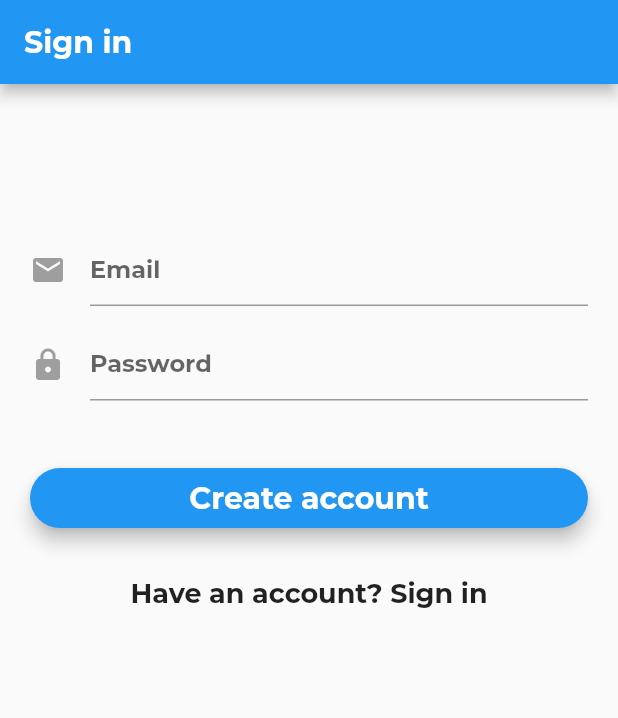
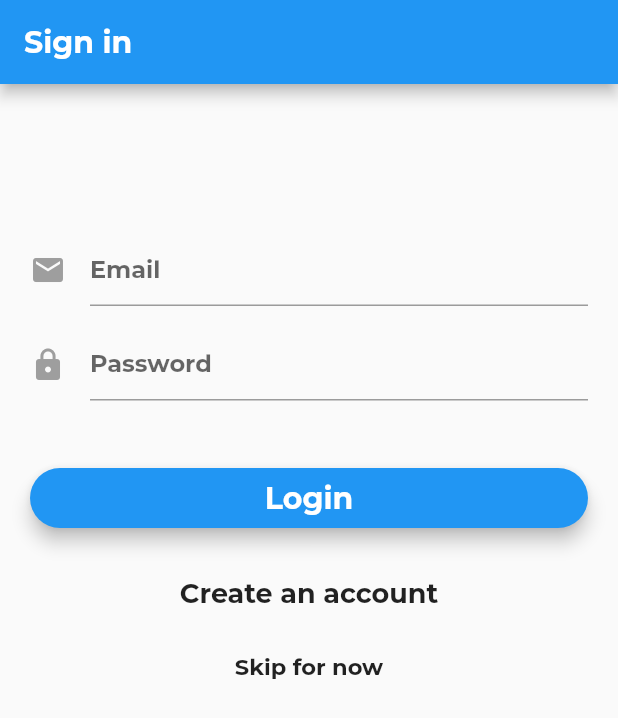
Before and after one commit to ExtraE113/bowie, a Flutter app: the screen it shows after launch, on a phone screen of 412 x 824 dp. Shown: the top 718 px of the screen. Run offline on Flutter 3.47's test engine with Material 2 defaults, Android fonts, the phone set to English and light mode, and no system bars; our stand-ins replace email_validator, firebase_auth, webview_flutter; missing offline and left inert: square_in_app_payments; accounts and stored records are empty.

Commit message:
I should have committed a while ago, but... anyway, lots of changes, mostly do do with structure for sign in and square

```diff
--- a/lib/main.dart
+++ b/lib/main.dart
@@ -1,11 +1,16 @@
+import 'package:bowie/screens/direct_home_page.dart';
+import 'package:bowie/screens/on_board/authenticate.dart';
 import 'package:bowie/services/auth.dart';
 import 'package:firebase_auth/firebase_auth.dart';
 import 'package:flutter/material.dart';
-import 'package:bowie/screens/wrapper.dart';
 import 'package:provider/provider.dart';
 
-
-void main() => runApp(MyApp());
+void main() => runApp(
+      ChangeNotifierProvider(
+        create: (BuildContext context) => LoginAction(),
+        child: MyApp(),
+      ),
+    );
 
 class MyApp extends StatelessWidget {
   @override
@@ -20,7 +25,7 @@ class MyApp extends StatelessWidget {
             // closer together (more dense) than on mobile platforms.
             visualDensity: VisualDensity.adaptivePlatformDensity,
             fontFamily: 'Montserrat'),
-        home: Wrapper(),
+        home: DirectHomePage(),
       ),
     );
   }
--- /dev/null
+++ b/lib/screens/direct_home_page.dart
@@ -0,0 +1,36 @@
+import 'package:bowie/screens/home/home.dart';
+import 'package:firebase_auth/firebase_auth.dart';
+import 'package:flutter/material.dart';
+import 'package:provider/provider.dart';
+import 'on_board/add_card.dart';
+import 'on_board/authenticate.dart';
+
+class DirectHomePage extends StatelessWidget {
+  @override
+  Widget build(BuildContext context) {
+    final _user = Provider.of<FirebaseUser>(context);
+    final _login = Provider.of<LoginAction>(context);
+
+    //if there's no user, no matter what, take us to the login page
+    if (_user == null) {
+      return Authenticate();
+    } else {
+      //if we are anon, take us to the home page
+      if (_login.anon) {
+        return HomePage();
+      } else if (_login.login) {
+        //if we're logging in take us to the home page
+        return HomePage();
+      } else if (!_login.login) {
+        //if we're not logging in (ie we're signing up)
+        if(_login.doneOnBoarding){
+          return HomePage();
+        } else {
+          return AddCard();
+        }
+      }
+    }
+    // if all else fails, take us to the login page (this code should never be reached)
+    return Authenticate();
+  }
+}
--- a/lib/screens/authenticate/authenticate.dart
+++ b/lib/screens/on_board/authenticate.dart
@@ -1,10 +1,40 @@
+import 'package:bowie/screens/on_board/add_card.dart';
 import 'package:flutter/material.dart';
 import 'package:bowie/services/auth.dart';
 import 'package:bowie/utils/scroll.dart';
 import 'package:email_validator/email_validator.dart';
+import 'package:provider/provider.dart';
 
 // er, *heavily inspired by* https://medium.com/flutterpub/flutter-how-to-do-user-login-with-firebase-a6af760b14d5
 // and by "The net Ninja"'s series on youtube
+
+class LoginAction with ChangeNotifier {
+  //are we logging in or creating an account
+  //defaults to logging in (ie not creating)
+  bool login = true;
+
+  //also, we need to know if we're done on boarding
+  bool doneOnBoarding = true;
+
+  //are we logging in anonymously
+  bool anon = false;
+
+  void toggleLoginAction() {
+    if(login){
+      login = false;
+      doneOnBoarding = false;
+    } else {
+      login = true;
+      doneOnBoarding = true;
+    }
+    notifyListeners();
+  }
+
+  void loginAnon() {
+    anon = true;
+    notifyListeners();
+  }
+}
 
 //todo have space below the secondary action button when the keyboard is up
 
@@ -19,8 +49,6 @@ class _AuthenticateState extends State<Authenticate> {
 
   String _email = '';
   String _passwd = '';
-
-  bool _isLoginForm = false;
   bool _hasError = false;
 
   @override
@@ -45,7 +73,8 @@ class _AuthenticateState extends State<Authenticate> {
                       showPrimaryButton(context),
                       SizedBox(height: 20),
                       showSecondaryButton(),
-                      SizedBox(height: 20),
+                      //SizedBox(height: 10),
+                      SkipButton(),
                     ],
                   ),
                 ),
@@ -101,18 +130,23 @@ class _AuthenticateState extends State<Authenticate> {
 
   Widget showPrimaryButton(BuildContext context) {
     return new Padding(
-        padding: EdgeInsets.fromLTRB(0.0, 45.0, 0.0, 0.0),
-        child: SizedBox(
-          height: 40.0,
-          child: new RaisedButton(
+      padding: EdgeInsets.fromLTRB(0.0, 45.0, 0.0, 0.0),
+      child: SizedBox(
+        height: 40.0,
+        child: Consumer<LoginAction>(builder: (context, loginAction, child) {
+          return RaisedButton(
             elevation: 5.0,
-            shape: new RoundedRectangleBorder(
+            shape: RoundedRectangleBorder(
                 borderRadius: new BorderRadius.circular(30.0)),
             color: Colors.blue,
-            child: new Text(_isLoginForm ? 'Login' : 'Create account',
-                style: new TextStyle(fontSize: 20.0, color: Colors.white)),
+            child: Consumer<LoginAction>(
+              builder: (BuildContext context, LoginAction loginAction,
+                  Widget child) {
+                return Text(loginAction.login ? 'Login' : 'Create Account',
+                    style: TextStyle(fontSize: 20.0, color: Colors.white));
+              },
+            ),
             onPressed: () async {
-
               if (_formKey.currentState.validate()) {
                 setState(() {
                   _hasError = false;
@@ -130,15 +164,15 @@ class _AuthenticateState extends State<Authenticate> {
                   }
                 });
 
-
                 //meanwhile,
                 try {
-                  if(_isLoginForm){
-                    var result = await _authService
-                        .signInWithEmailAndPassword(_email.trim() /*todo fixme*/, _passwd);
+                  if (loginAction.login) {
+                    var result = await _authService.signInWithEmailAndPassword(
+                        _email.trim() /*todo fixme*/, _passwd);
                   } else {
-                    var result = await _authService
-                        .registerWithEmailAndPassword(_email.trim() /*todo fixme*/, _passwd);
+                    var result =
+                        await _authService.registerWithEmailAndPassword(
+                            _email.trim() /*todo fixme*/, _passwd);
                   }
                 } catch (e) {
                   setState(() {
@@ -150,23 +184,47 @@ class _AuthenticateState extends State<Authenticate> {
                 }
               }
             },
-          ),
-        ));
+          );
+        }),
+      ),
+    );
   }
 
   Widget showSecondaryButton() {
+    return Consumer<LoginAction>(
+      builder: (context, LoginAction loginAction, child) {
+        return FlatButton(
+          shape:
+              RoundedRectangleBorder(borderRadius: BorderRadius.circular(30.0)),
+          onPressed: loginAction.toggleLoginAction,
+          child: Text(
+            loginAction.login
+                ? 'Create an account'
+                : 'Have an account? Sign in',
+            style: TextStyle(fontSize: 18.0, fontWeight: FontWeight.w300),
+          ),
+        );
+      },
+    );
+  }
+}
+
+class SkipButton extends StatelessWidget {
+  const SkipButton({
+    Key key,
+  }) : super(key: key);
+
+  @override
+  Widget build(BuildContext context) {
+    final _auth = AuthService();
     return new FlatButton(
         shape: new RoundedRectangleBorder(
             borderRadius: new BorderRadius.circular(30.0)),
-        child: new Text(
-            _isLoginForm ? 'Create an account' : 'Have an account? Sign in',
-            style: new TextStyle(fontSize: 18.0, fontWeight: FontWeight.w300)),
-        onPressed: toggleFormMode);
-  }
-
-  void toggleFormMode() {
-    setState(() {
-      _isLoginForm = !_isLoginForm;
-    });
+        child: new Text('Skip for now',
+            style: new TextStyle(fontSize: 15.0, fontWeight: FontWeight.w300)),
+        onPressed: () {
+          Provider.of<LoginAction>(context, listen: false).loginAnon();
+          _auth.signInAnnon(); //todo processing... snack bar
+        });
   }
 }
--- a/lib/screens/wrapper.dart
+++ /dev/null
@@ -1,21 +0,0 @@
-import 'package:firebase_auth/firebase_auth.dart';
-import 'package:flutter/material.dart';
-import 'package:bowie/screens/home/home.dart';
-import 'package:bowie/screens/authenticate/authenticate.dart';
-import 'package:provider/provider.dart';
-
-
-
-class Wrapper extends StatelessWidget {
-  @override
-  Widget build(BuildContext context) {
-
-    final user = Provider.of<FirebaseUser>(context);
-
-    print(user);
-
-    //return either home or authenticate
-
-    return (user == null)? Authenticate() : HomePage(title: 'Alameda Community Food Bank',);
-  }
-}
```
Also changed, not shown: lib/screens/home/annon_donate.dart (added, +17 -0 lines), lib/screens/home/background.dart (added, +75 -0 lines), lib/screens/home/home.dart (+21 -129 lines), lib/screens/on_board/add_card.dart (added, +46 -0 lines), lib/services/auth.dart (+18 -2 lines), lib/services/square.dart (added, +87 -0 lines).
